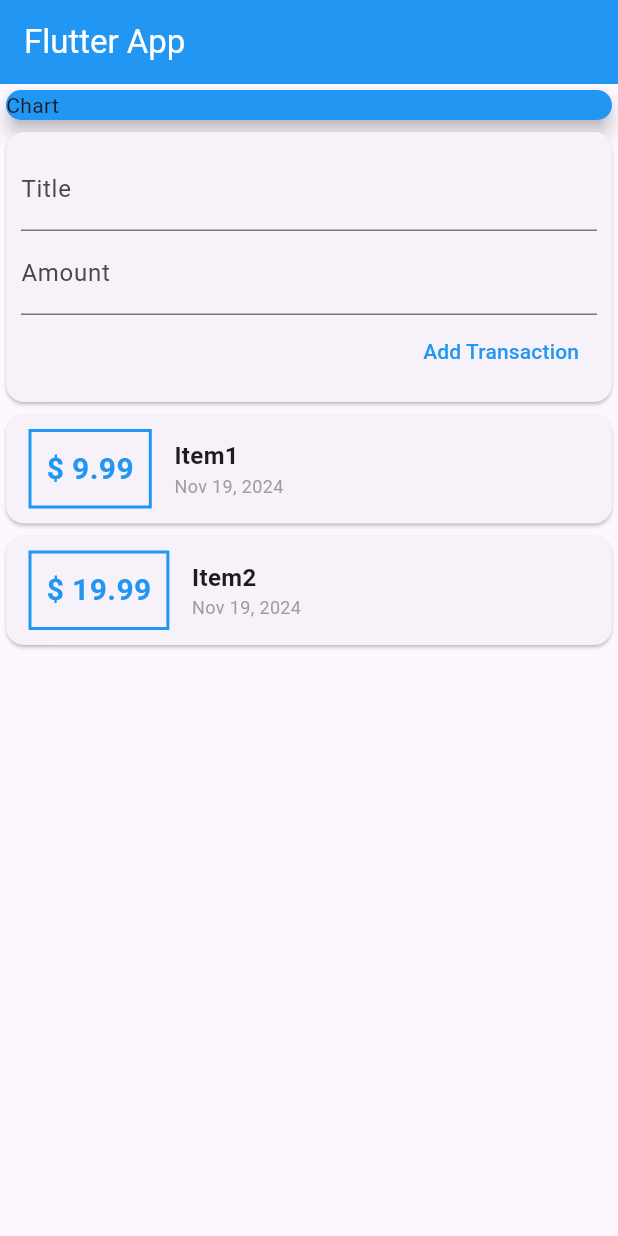
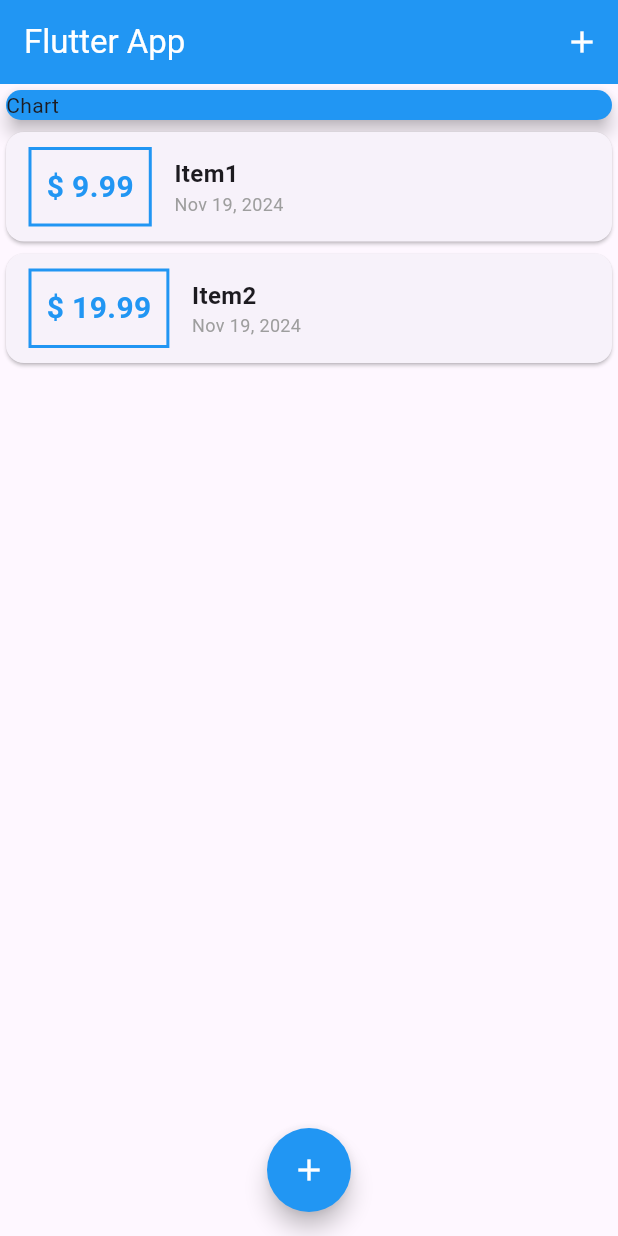
Before and after one commit to Trykea/Personal_expense_app, a Flutter app: the screen it shows after launch, on a phone screen of 412 x 824 dp. Run offline on Flutter 3.47's test engine with Material 3 defaults, Android fonts, the light colour scheme and no system bars.

Commit message:
Added new transaction as a modal

```diff
--- a/lib/main.dart
+++ b/lib/main.dart
@@ -1,14 +1,14 @@
 import 'package:flutter/material.dart';
-
 
 import './models/new_transaction.dart';
 import './widgets/transaction_list.dart';
-import './models/user_transactions.dart';
+import 'models/transaction.dart';
 
 void main() => runApp(MyApp());
 
 class MyApp extends StatelessWidget {
   @override
+
   Widget build(BuildContext context) {
     return MaterialApp(
       title: 'Flutter App',
@@ -17,21 +17,44 @@
   }
 }
 
-class MyHomePage extends StatelessWidget {
+class MyHomePage extends StatefulWidget {
+  @override
+  State<MyHomePage> createState() => _MyHomePageState();
+}
 
-  // String titleInput='';
-  // String amountInput='';
+class _MyHomePageState extends State<MyHomePage> {
+  final List<Transaction> _userTransactions = [
+    Transaction(id: '1', title: 'Item1', amount: 9.99, date: DateTime.now()),
+    Transaction(id: '2', title: 'Item2', amount: 19.99, date: DateTime.now()),
+  ];
+  void _addNewTransaction(String addTitle,double addAmount) {
+    final newTx = Transaction(
+        title: addTitle,
+        amount: addAmount,
+        date: DateTime.now(),
+        id: DateTime.now().toString());
 
-
-  @override
-  Widget build(BuildContext context) {
-    return Scaffold(
+    setState(() {
+      _userTransactions.add(newTx);
+    });}
+    void _openNewTransactionModal(BuildContext ctx) {
+      showModalBottomSheet(context: ctx, builder: (bCtx) {
+        return NewTransaction(_addNewTransaction);
+      });
+    }
+    @override
+    Widget build(BuildContext context) {
+      return Scaffold(
         appBar: AppBar(
           backgroundColor: Colors.blue,
           title: Text(
             'Flutter App',
             style: TextStyle(color: Colors.white),
           ),
+          actions: [
+            IconButton(
+              onPressed: () => _openNewTransactionModal(context), icon: Icon(Icons.add), color: Colors.white,)
+          ],
         ),
         body: SingleChildScrollView(
           child: Column(
@@ -45,10 +68,21 @@
                   elevation: 5,
                 ),
               ),
-              UserTransactions(),
-
+              TransactionList(_userTransactions),
             ],
           ),
-        ));
+        ),
+        floatingActionButtonLocation: FloatingActionButtonLocation.centerFloat,
+        floatingActionButton: FloatingActionButton(child:
+        Icon(Icons.add,color: Colors.white,),
+          backgroundColor: Colors.blue,
+          shape: RoundedRectangleBorder( // Example: Rounded edges
+            borderRadius: BorderRadius.circular(40.0),
+          ),
+          onPressed: () => _openNewTransactionModal(context),
+
+        )
+        ,
+      );
+    }
   }
-}
--- a/lib/models/user_transactions.dart
+++ /dev/null
@@ -1,34 +0,0 @@
-import 'dart:ffi';
-
-import 'package:flutter/material.dart';
-
-import '../widgets/transaction_list.dart';
-import '../models/new_transaction.dart';
-import '../models/transaction.dart';
-
-class UserTransactions extends StatefulWidget {
-  @override
-  State<UserTransactions> createState() => _UserTransactionsState();
-}
-
-class _UserTransactionsState extends State<UserTransactions> {
-  final List<Transaction> _userTransactions = [
-    Transaction(id: '1', title: 'Item1', amount: 9.99, date: DateTime.now()),
-    Transaction(id: '2', title: 'Item2', amount: 19.99, date: DateTime.now()),
-  ];
-  void _addNewTransaction(String addTitle,double addAmount){
-    final newTx = Transaction( title: addTitle, amount: addAmount,date: DateTime.now(),id: DateTime.now().toString());
-    setState(() {
-      _userTransactions.add(newTx);
-    });
-  }
-  @override
-  Widget build(BuildContext context) {
-    return Column(
-      children: [
-        NewTransaction(_addNewTransaction),
-        TransactionList(_userTransactions),
-      ],
-    );
-  }
-}
```
Also changed, not shown: lib/models/new_transaction.dart (+12 -6 lines).
